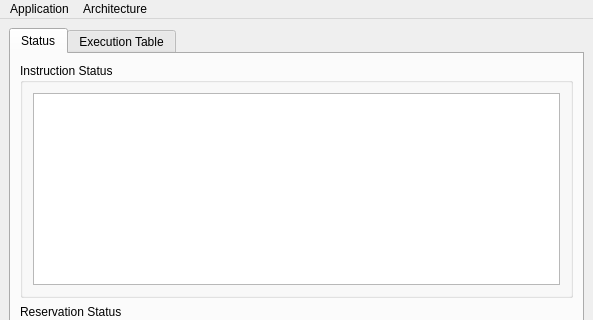
Ty-Frame/Tomasulos-Algorithm, file mainwindow.ui: the form before one commit; both pictures show x 0 to 593 and y 0 to 320 of the 593 by 824 pixel window.
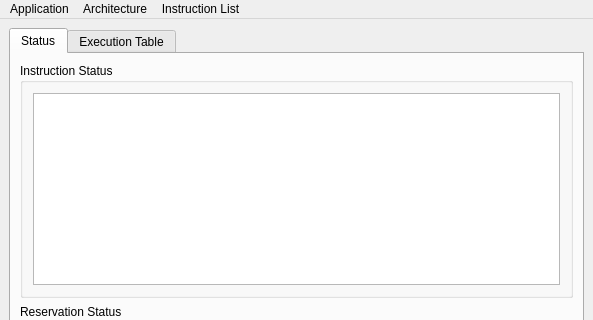
The form after the commit.

Commit message:
Instruction UI and classes
instructioneditordialog stuff
instructionfileeditordialog stuff

```diff
--- a/mainwindow.ui
+++ b/mainwindow.ui
@@ -315,8 +315,17 @@
     <addaction name="actionEdit_Architecture"/>
     <addaction name="actionLoad_Architecture"/>
    </widget>
+   <widget class="QMenu" name="menuInstruction_List">
+    <property name="title">
+     <string>Instruction List</string>
+    </property>
+    <addaction name="actionCreate_Instruction_List"/>
+    <addaction name="actionEdit_Instruction_List"/>
+    <addaction name="actionLoad_Instruction_List"/>
+   </widget>
    <addaction name="menuApplication"/>
    <addaction name="menuArchitecture"/>
+   <addaction name="menuInstruction_List"/>
   </widget>
   <widget class="QStatusBar" name="statusbar"/>
   <action name="actionClose_Application">
```
Left out of the diff: 15 changed lines with no effect on the pictures. The commit also changes 16 other files.
